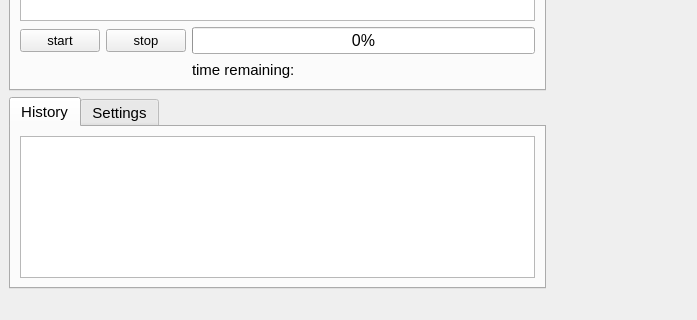
First picture: the form in src/core/basic_application_window.ui, repository LISE-B26/pylabcontrol, before the edit; both pictures show x 0 to 697 and y 529 to 849 of the 1367 by 849 pixel window.
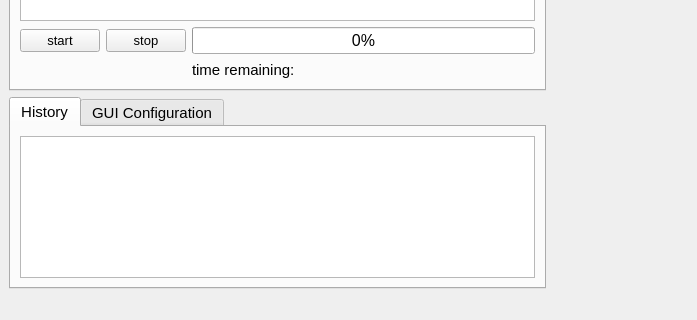
Second picture: the form after the edit. The open tabs and pages were chosen to show the change. Custom widgets are drawn as their Qt base class.

What changed in the file:
```diff
--- a/src/core/basic_application_window.ui
+++ b/src/core/basic_application_window.ui
@@ -526,7 +526,7 @@
           </widget>
           <widget class="QWidget" name="tab_settings">
            <attribute name="title">
-            <string>Settings</string>
+            <string>GUI Configuration</string>
            </attribute>
            <widget class="QWidget" name="horizontalLayoutWidget_3">
             <property name="geometry">
```
Left out of the diff: 7 changed lines with no effect on the pictures.
